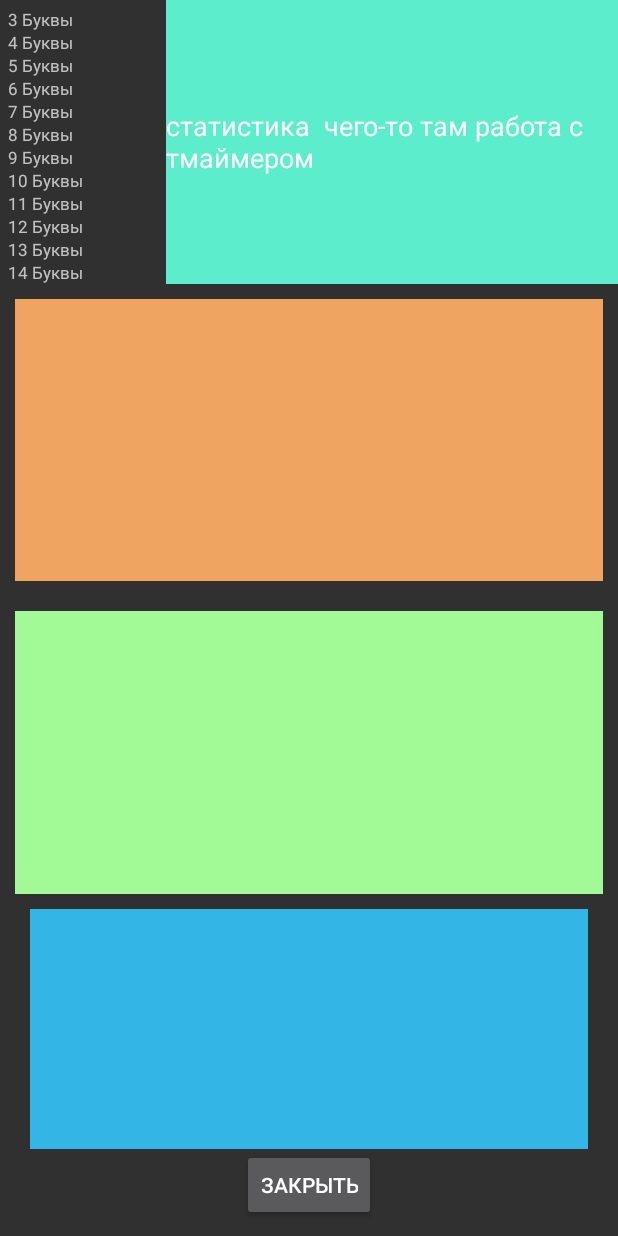
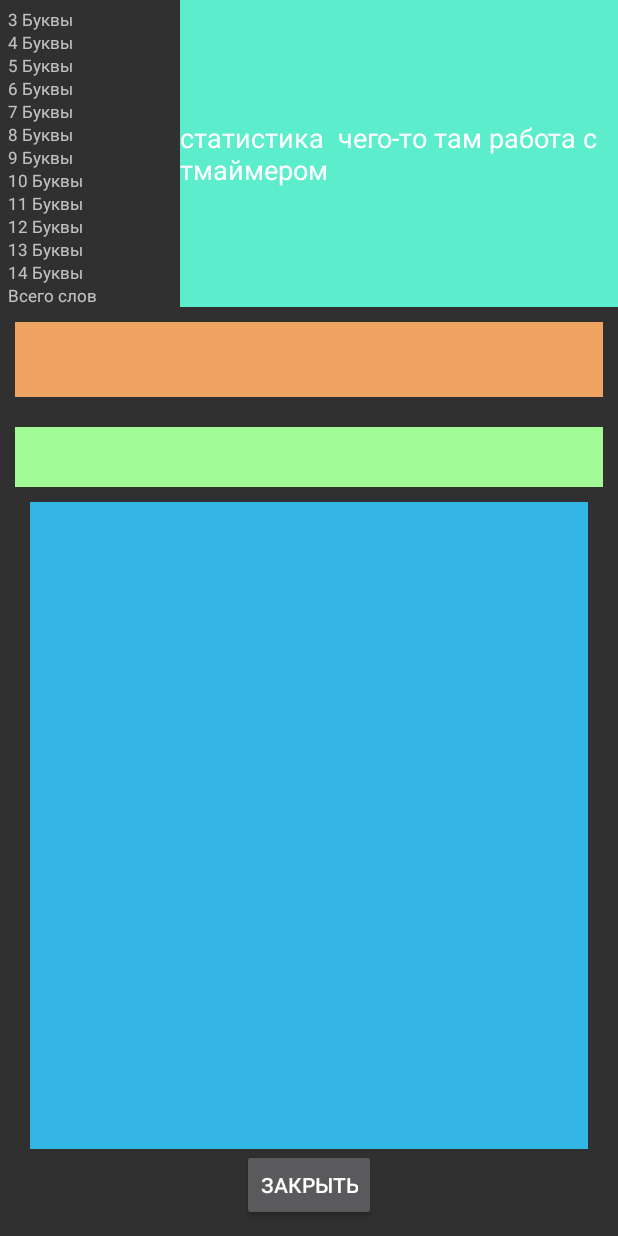
Before and after one commit to Freijer/CatchLover, an Android app: the layout stats_fragment.xml on its own in the app's theme, with its tools: preview values and no code run, on a phone screen of 412 x 824 dp. Run offline under Robolectric (Android 15) with nearby library versions, the phone set to English and light mode, and no system bars; Roboto replaces fonts that are not available here.

Commit message:
18.03.21

```diff
--- a/app/src/main/java/freijer/app/dropwords/GameStart.java
+++ b/app/src/main/java/freijer/app/dropwords/GameStart.java
@@ -465,7 +465,7 @@ public class GameStart extends AppCompatActivity  {
         this.tryChenge = tryChenge;
     }
 
-    protected TextView text_3_inner, text_4_inner, text_5_inner, text_6_inner, text_7_inner, text_8_inner, text_9_inner, text_10_inner, text_11_inner, text_12_inner, text_13_inner, text_14_inner;
+    protected TextView text_3_inner, text_4_inner, text_5_inner, text_6_inner, text_7_inner, text_8_inner, text_9_inner, text_10_inner, text_11_inner, text_12_inner, text_13_inner, text_14_inner, text_sum, text_sum_inner;
 
     public Point viewLocatedAt(View v) {
         int[] location = new int[2];
@@ -2275,6 +2275,7 @@ public class GameStart extends AppCompatActivity  {
                                              }
     }
 
+        @SuppressLint("SetTextI18n")
         public void Dialogus(){                                     // сохранять это в тхт
 
 
@@ -2315,6 +2316,7 @@ public class GameStart extends AppCompatActivity  {
             text_12_inner = v.findViewById(R.id.text_12_inner);
             text_13_inner = v.findViewById(R.id.text_13_inner);
             text_14_inner = v.findViewById(R.id.text_14_inner);
+            text_sum_inner= v.findViewById(R.id.text_sum_inner);
 
 
             text_plus = v.findViewById(R.id.text_plus);
@@ -2332,6 +2334,8 @@ public class GameStart extends AppCompatActivity  {
             text_12_inner.setText(String.valueOf(getList_12()));
             text_13_inner.setText(String.valueOf(getList_13()));
             text_14_inner.setText(String.valueOf(getList_14()));
+                String sumWords = String.valueOf(getList_3()+getList_4()+getList_5()+getList_6()+getList_7()+getList_8()+getList_9()+getList_10()+getList_11()+getList_12()+getList_13()+getList_14());
+            text_sum_inner.setText(sumWords);
 
 
             text_plus_lenght = "Максимальная последовательность собранных слов. Каждое следующее слово длинее предыдущего на +1 букву: ";
--- a/app/src/main/res/layout/stats_fragment.xml
+++ b/app/src/main/res/layout/stats_fragment.xml
@@ -33,7 +33,7 @@
                 android:text=""
                 android:textSize="11sp" />
 
-                    android:layout_toEndOf="@id/text_3"/>
+
                     <TextView
                         android:id="@+id/text_4"
                         android:layout_width="wrap_content"
@@ -221,10 +221,29 @@
                                                                 android:textSize="11sp"
                                                                 android:layout_below="@id/text_13_inner"
                                                                 android:layout_toEndOf="@id/text_14"/>
+                                                                    <TextView
+                                                                        android:id="@+id/text_sum"
+                                                                        android:layout_width="wrap_content"
+                                                                        android:layout_height="wrap_content"
+                                                                        android:gravity="center"
+                                                                        android:text="Всего слов  "
+                                                                        android:textSize="11sp"
+                                                                        android:layout_below="@id/text_14_inner"/>
+
+                                                                    <TextView
+                                                                        android:id="@+id/text_sum_inner"
+                                                                        android:layout_width="50dp"
+                                                                        android:layout_height="wrap_content"
+                                                                        android:gravity="center"
+                                                                        android:text=""
+                                                                        android:textSize="11sp"
+                                                                        android:layout_below="@id/text_14_inner"
+                                                                        android:layout_toEndOf="@id/text_sum"/>
 
     </RelativeLayout>
 
         <RelativeLayout
+         android:id="@+id/timerLayout"
         android:layout_width="match_parent"
         android:layout_height="match_parent"
         android:layout_alignParentEnd="true"
@@ -236,42 +255,35 @@
             android:layout_width="match_parent"
             android:layout_height="match_parent"
             android:background="@color/back_2"/>
+
     </RelativeLayout>
 
     <RelativeLayout
         android:id="@+id/time_layout"
         android:layout_width="wrap_content"
         android:layout_height="wrap_content"
-        android:layout_above="@+id/taskDoneList"
         android:layout_below="@+id/allLists"
         android:layout_centerHorizontal="true">
 
-        <LinearLayout
-            android:layout_width="match_parent"
-            android:layout_height="match_parent"
-            android:orientation="vertical"
-            android:weightSum="2">
 
             <TextView
                 android:id="@+id/text_plus"
                 android:layout_width="match_parent"
-                android:layout_height="wrap_content"
+                android:layout_height="50dp"
                 android:layout_margin="10dp"
                 android:background="@color/back_3"
                 android:textColor="@color/black"
-                android:layout_weight="1"/>
-
-        <TextView
+                android:textSize="10sp"/>
+            <TextView
             android:id="@+id/text_minus"
             android:layout_width="match_parent"
-            android:layout_height="wrap_content"
+            android:layout_height="40sp"
             android:layout_margin="10dp"
             android:background="@color/back_1"
             android:textColor="@color/black"
             android:layout_below="@+id/text_plus"
-            android:layout_weight="1"/>
+            android:textSize="10sp"/>
 
-        </LinearLayout>
 
     </RelativeLayout>
 
@@ -284,7 +296,9 @@
         android:layout_marginEnd="20dp"
         android:layout_centerHorizontal="true"
         android:background="@android:color/holo_blue_light"
+        android:layout_below="@+id/time_layout"
         android:layout_above="@+id/butClose" />
+
     <Button
         android:id="@+id/butClose"
         android:layout_width="wrap_content"
@@ -293,6 +307,7 @@
         android:onClick="Close"
         android:layout_alignParentBottom="true"
         android:layout_centerHorizontal="true"
+
         android:text="Закрыть" />
 
 </RelativeLayout>
--- a/app/src/main/res/layout/task_fragment.xml
+++ b/app/src/main/res/layout/task_fragment.xml
@@ -73,8 +73,8 @@
 
         <TextView
             android:id="@+id/thisWordShow"
-            android:layout_width="wrap_content"
-            android:layout_height="wrap_content"
+            android:layout_width="150dp"
+            android:layout_height="30dp"
             app:layout_constraintBottom_toBottomOf="parent"
             app:layout_constraintEnd_toEndOf="parent"
             app:layout_constraintHorizontal_bias="0.498"
```
